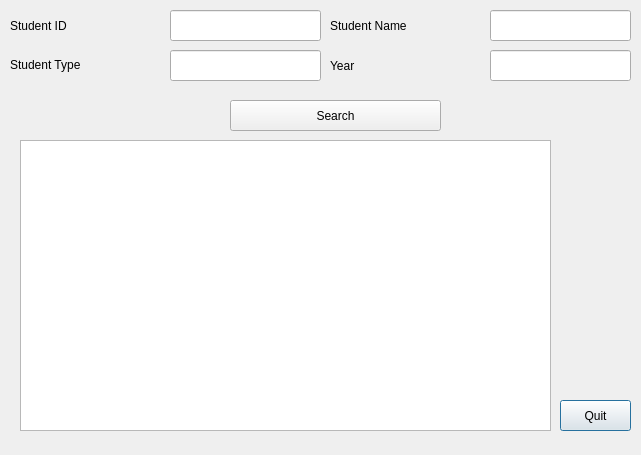
Above: selectstudent.ui from awmleer/grade-management before the change. Below: the same form after it.
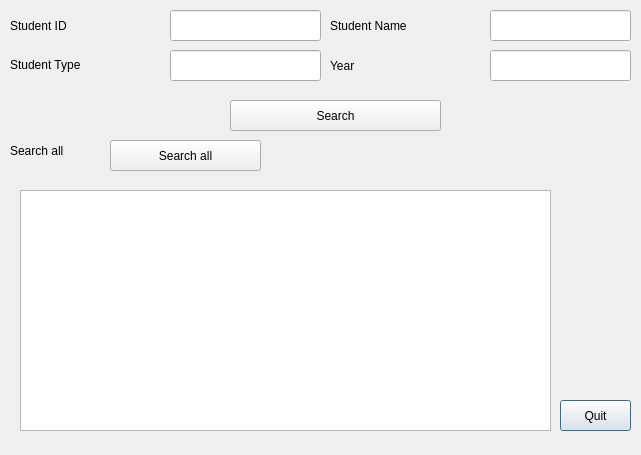
That is the form after the change.

Diff of the .ui file:
```diff
--- a/selectstudent.ui
+++ b/selectstudent.ui
@@ -17,9 +17,9 @@
    <property name="geometry">
     <rect>
      <x>20</x>
-     <y>140</y>
+     <y>190</y>
      <width>531</width>
-     <height>291</height>
+     <height>241</height>
     </rect>
    </property>
   </widget>
@@ -141,6 +141,32 @@
     <string>Search</string>
    </property>
   </widget>
+  <widget class="QLabel" name="label_5">
+   <property name="geometry">
+    <rect>
+     <x>10</x>
+     <y>135</y>
+     <width>101</width>
+     <height>31</height>
+    </rect>
+   </property>
+   <property name="text">
+    <string>Search all </string>
+   </property>
+  </widget>
+  <widget class="QPushButton" name="pushButton_3">
+   <property name="geometry">
+    <rect>
+     <x>110</x>
+     <y>140</y>
+     <width>151</width>
+     <height>31</height>
+    </rect>
+   </property>
+   <property name="text">
+    <string>Search all</string>
+   </property>
+  </widget>
  </widget>
  <resources/>
  <connections/>
```
Left out of the diff: 8 changed lines with no effect on the pictures.
